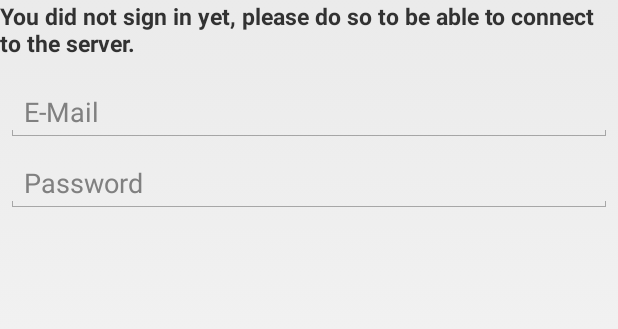
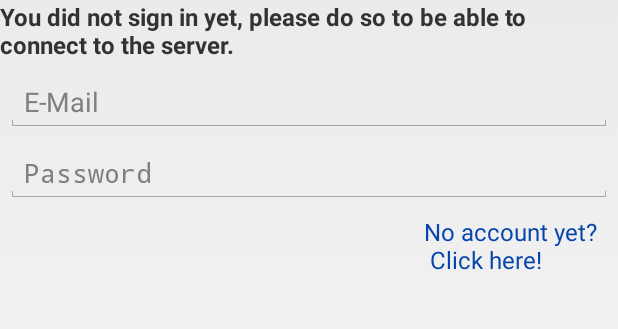
Before and after one commit to SimpleDay/Zeeguu, an Android app: the layout dialog_sign_in.xml on its own in the app's theme, with its tools: preview values and no code run, on a phone screen of 412 x 824 dp, the part 153-482 px from its top. Run offline under Robolectric (Android 15) with nearby library versions, the phone set to English and light mode, and no system bars.

Commit message:
Added account creation, not working yet

```diff
--- a/app/src/main/res/layout/dialog_sign_in.xml
+++ b/app/src/main/res/layout/dialog_sign_in.xml
@@ -1,36 +1,75 @@
 <LinearLayout xmlns:android="http://schemas.android.com/apk/res/android"
-    android:orientation="vertical"
     android:layout_width="wrap_content"
-    android:layout_height="wrap_content">
+    android:layout_height="wrap_content"
+    android:orientation="vertical">
 
-    <include layout="@layout/dialog_sign_in_header"/>
+    <LinearLayout
+        android:layout_width="match_parent"
+        android:layout_height="match_parent"
+        android:background="@color/dialog_sign_in_header">
+
+        <ImageView
+            android:layout_width="wrap_content"
+            android:layout_height="wrap_content"
+            android:src="@drawable/ic_launcher"/>
+
+        <TextView
+            android:layout_width="match_parent"
+            android:layout_height="wrap_content"
+            android:text="@string/dialog_sign_in_title"
+            android:textStyle="bold"
+            android:textSize="40sp" />
+    </LinearLayout>
+
 
     <TextView
         android:layout_width="wrap_content"
         android:layout_height="wrap_content"
-        android:textStyle="bold"
-        android:textSize="15dp"
-        android:text="@string/dialog_sign_in_message" />
+        android:text="@string/dialog_sign_in_message"
+        android:textSize="16sp"
+        android:textStyle="bold" />
+
+    <LinearLayout
+        android:layout_width="fill_parent"
+        android:layout_height="fill_parent"
+        android:orientation="vertical">
 
         <EditText
             android:id="@+id/dialog_email"
-        android:inputType="textEmailAddress"
             android:layout_width="match_parent"
             android:layout_height="wrap_content"
-        android:layout_marginTop="16dp"
+            android:layout_marginBottom="4dp"
             android:layout_marginLeft="4dp"
             android:layout_marginRight="4dp"
-        android:layout_marginBottom="4dp"
-        android:hint="@string/email" />
+            android:layout_marginTop="8dp"
+            android:hint="@string/email"
+            android:inputType="textEmailAddress" />
+
         <EditText
             android:id="@+id/dialog_password"
-        android:inputType="textPassword"
             android:layout_width="match_parent"
             android:layout_height="wrap_content"
-        android:layout_marginTop="4dp"
+            android:layout_marginBottom="8dp"
             android:layout_marginLeft="4dp"
             android:layout_marginRight="4dp"
-        android:layout_marginBottom="16dp"
-        android:fontFamily="sans-serif"
-        android:hint="@string/password"/>
+            android:layout_marginTop="4dp"
+            android:hint="@string/password"
+
+            android:inputType="textPassword" />
     </LinearLayout>
+
+    <TextView
+        android:id="@+id/dialog_sign_in_no_account_textview"
+        android:layout_width="wrap_content"
+        android:layout_height="wrap_content"
+        android:layout_gravity="right"
+        android:clickable="true"
+        android:paddingRight="10dp"
+        android:singleLine="false"
+        android:text="@string/dialog_sign_in_no_account_message"
+        android:textAppearance="?android:attr/textAppearanceMedium"
+        android:textColor="#ff0645ad"
+        android:textSize="16sp"
+        android:layout_marginBottom="4dp"/>
+
+</LinearLayout>
--- a/app/src/main/res/layout/dialog_sign_in_header.xml
+++ /dev/null
@@ -1,18 +0,0 @@
-<?xml version="1.0" encoding="utf-8"?>
-<LinearLayout xmlns:android="http://schemas.android.com/apk/res/android"
-    android:layout_width="match_parent"
-    android:layout_height="match_parent"
-    android:background="@color/dialog_sign_in_header">
-
-    <ImageView
-        android:layout_width="wrap_content"
-        android:layout_height="wrap_content"
-        android:src="@drawable/ic_launcher"/>
-
-    <TextView
-        android:layout_width="match_parent"
-        android:layout_height="wrap_content"
-        android:text="@string/dialog_sign_in_title"
-        android:textStyle="bold"
-        android:textSize="40dp" />
-</LinearLayout>
```
Also changed, not shown: app/src/main/java/ch/unibe/scg/zeeguu/Core/ConnectionManager.java (+142 -27 lines), app/src/main/res/values/strings.xml (+10 -0 lines). Lines whose indentation alone changed are shown as unchanged.
